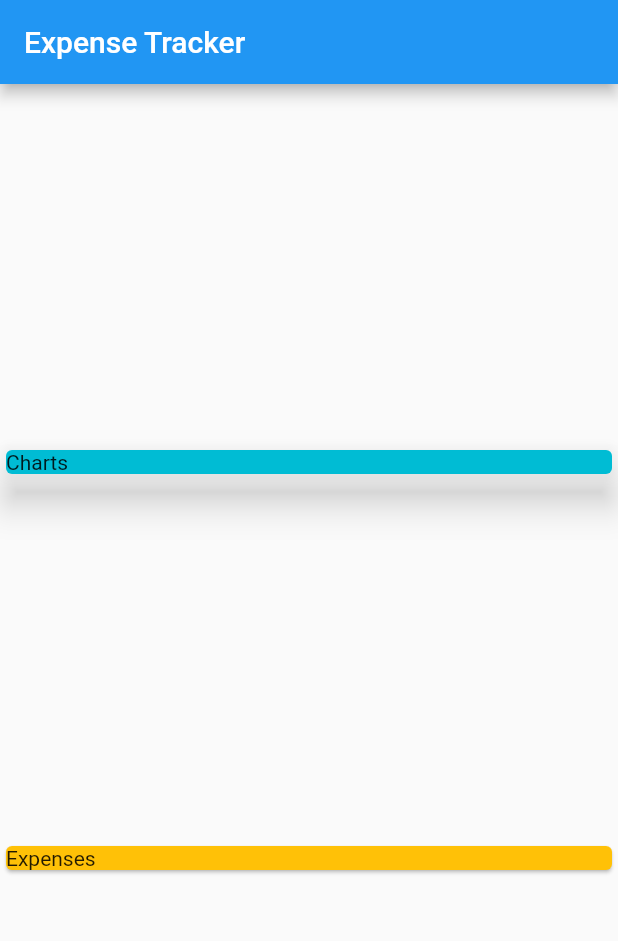
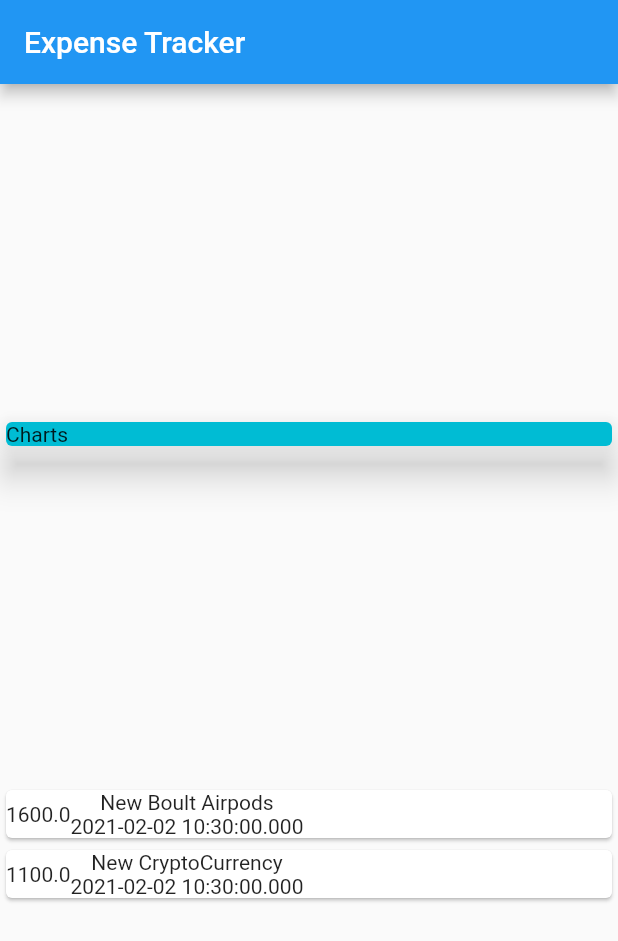
Before and after one commit to mayank8200/Expense-Tracker-Flutter, a Flutter app: the screen it shows after launch, on a phone screen of 412 x 824 dp. Shown: the top 941 px of the screen. Run offline on Flutter 3.47's test engine with Material 2 defaults, Android fonts, the phone set to English and light mode, and no system bars.

Commit message:
Added Cards with tx details without styling

```diff
--- a/lib/main.dart
+++ b/lib/main.dart
@@ -39,9 +39,26 @@ class MyHomePage extends StatelessWidget {
                   color: Colors.cyan,
                 ),
               ),
-              Card(
-                child: Text("Expenses"),
-                color: Colors.amber,
+              Column(
+                children: transactions.map((tx) {
+                  return Card(
+                    child: Row(
+                      children: [
+                        Container(
+                          child: Text(
+                            tx.amount.toString(),
+                          ),
+                        ),
+                        Column(
+                          children: [
+                            Text(tx.title),
+                            Text(tx.date.toString())
+                          ],
+                        )
+                      ],
+                    ),
+                  );
+                }).toList(),
               )
             ],
           )),
```
